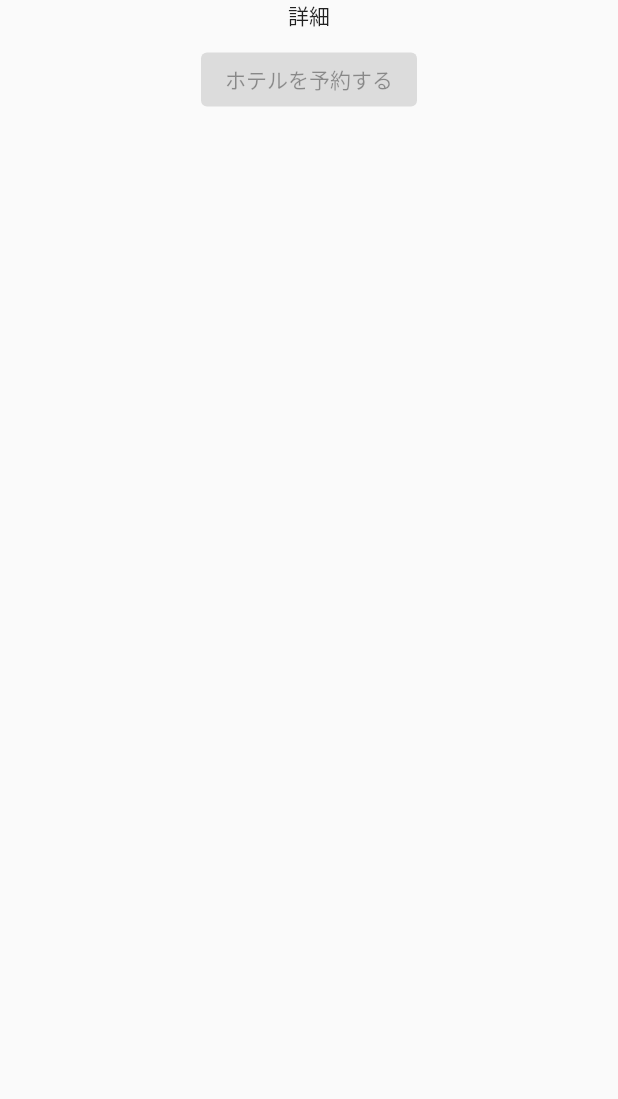
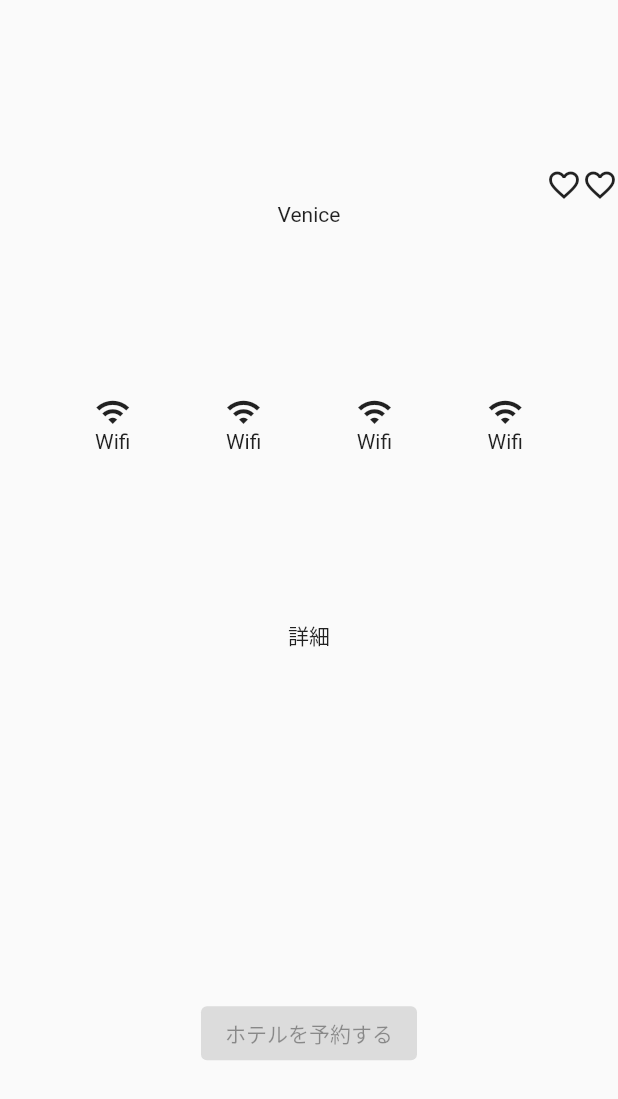
Before and after one commit to Ta23ka98/flutter_subject1, a Flutter app: the screen it shows after launch, on a phone screen of 412 x 824 dp. Shown: the top 1099 px of the screen. Run offline on Flutter 3.47's test engine with Material 2 defaults, Android fonts, the phone set to English and light mode, and no system bars.

Commit message:
update: 必要なウィジェットを一通り追加

```diff
--- a/lib/presentation/detail_page.dart
+++ b/lib/presentation/detail_page.dart
@@ -7,9 +7,45 @@ class DetailPage extends StatelessWidget {
   Widget build(BuildContext context) {
     return Scaffold(
       body: Column(
+        mainAxisAlignment: MainAxisAlignment.spaceEvenly,
         children: [
-          Container(),
-          Row(),
+          Container(
+            child: Column(
+              children: [
+                Row(
+                  mainAxisAlignment: MainAxisAlignment.end,
+                  children: [
+                    Icon(Icons.favorite_border),
+                    Icon(Icons.favorite_border),
+                  ],
+                ),
+                Column(
+                  children: [
+                    Text("Venice"),
+                    Row(),
+                    Row(),
+                  ],
+                ),
+              ],
+            ),
+          ),
+          Row(
+            mainAxisAlignment: MainAxisAlignment.spaceEvenly,
+            children: [
+              Column(
+                children: [Icon(Icons.wifi), Text("Wifi")],
+              ),
+              Column(
+                children: [Icon(Icons.wifi), Text("Wifi")],
+              ),
+              Column(
+                children: [Icon(Icons.wifi), Text("Wifi")],
+              ),
+              Column(
+                children: [Icon(Icons.wifi), Text("Wifi")],
+              ),
+            ],
+          ),
           Text("詳細"),
           Card(),
           ElevatedButton(onPressed: null, child: Text("ホテルを予約する")),
```
